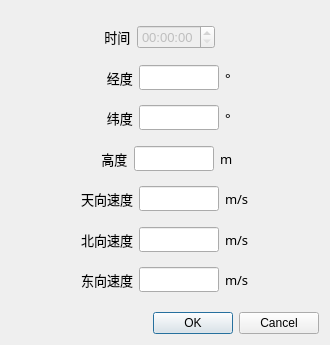
This is dialog_para_platform.ui in cedricxs/RadarSimulator as Qt 5 draws it before an edit. The edited form follows.
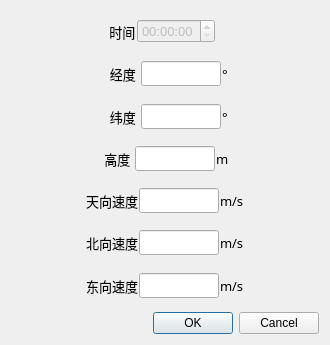
This is the edited form. Icons and pictures are not drawn.

Diff of the .ui file:
```diff
--- a/dialog_para_platform.ui
+++ b/dialog_para_platform.ui
@@ -20,6 +20,21 @@
       <string notr="true">QWidget#widget{background-image:url(:/img/image_dialog.png)}</string>
      </property>
      <layout class="QVBoxLayout" name="verticalLayout_2">
+      <property name="spacing">
+       <number>1</number>
+      </property>
+      <property name="leftMargin">
+       <number>0</number>
+      </property>
+      <property name="topMargin">
+       <number>0</number>
+      </property>
+      <property name="rightMargin">
+       <number>0</number>
+      </property>
+      <property name="bottomMargin">
+       <number>0</number>
+      </property>
       <item>
        <layout class="QHBoxLayout" name="horizontalLayout_30">
         <item>
@@ -124,7 +139,7 @@
            <string notr="true">QLabel#label_46{color:white}</string>
           </property>
           <property name="text">
-           <string>  经度</string>
+           <string>  经度 </string>
           </property>
          </widget>
         </item>
@@ -204,7 +219,7 @@
            <string notr="true">QLabel#label_46{color:white}</string>
           </property>
           <property name="text">
-           <string>  纬度</string>
+           <string>  纬度 </string>
           </property>
          </widget>
         </item>
@@ -284,7 +299,7 @@
            <string notr="true">QLabel#label_46{color:white}</string>
           </property>
           <property name="text">
-           <string> 高度</string>
+           <string> 高度 </string>
           </property>
          </widget>
         </item>
```
Left out of the diff: 2 changed lines with no effect on the pictures.
